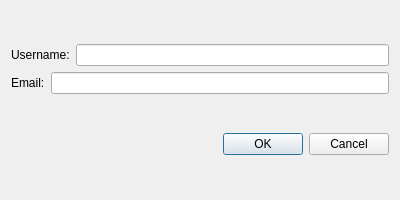
Before: the Qt Designer form gitraffe/layouts/settings_dialog.ui in pycircle/gitraffe, drawn with Qt 5.
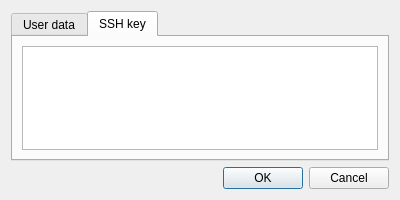
After: the same form once the commit is applied. The open tabs and pages were chosen to show the change.

```diff
--- a/gitraffe/layouts/settings_dialog.ui
+++ b/gitraffe/layouts/settings_dialog.ui
@@ -13,6 +13,16 @@
   <property name="windowTitle">
    <string>Settings</string>
   </property>
+  <layout class="QVBoxLayout" name="verticalLayout">
+   <item>
+    <widget class="QTabWidget" name="tabWidget">
+     <property name="currentIndex">
+      <number>0</number>
+     </property>
+     <widget class="QWidget" name="userdataTab">
+      <attribute name="title">
+       <string>User data</string>
+      </attribute>
   <layout class="QVBoxLayout" name="verticalLayout_2">
    <item>
     <layout class="QVBoxLayout" name="settingsLayout">
@@ -45,6 +55,24 @@
       </layout>
      </item>
     </layout>
+       </item>
+      </layout>
+     </widget>
+     <widget class="QWidget" name="sshTab">
+      <attribute name="title">
+       <string>SSH key</string>
+      </attribute>
+      <layout class="QVBoxLayout" name="verticalLayout_3">
+       <item>
+        <widget class="QTextEdit" name="sshTextEdit">
+         <property name="readOnly">
+          <bool>true</bool>
+         </property>
+        </widget>
+       </item>
+      </layout>
+     </widget>
+    </widget>
    </item>
    <item>
     <widget class="QDialogButtonBox" name="buttonBox">
```
Lines whose indentation alone changed are shown as unchanged.
